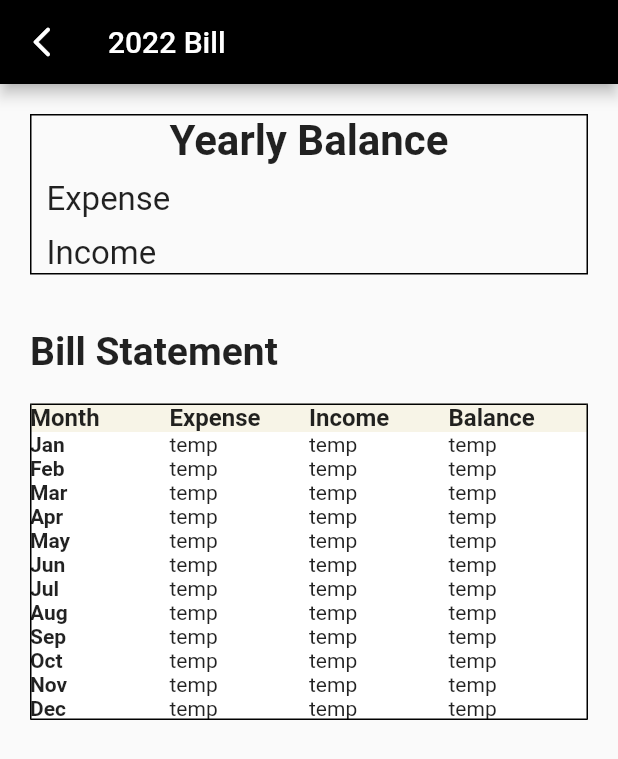
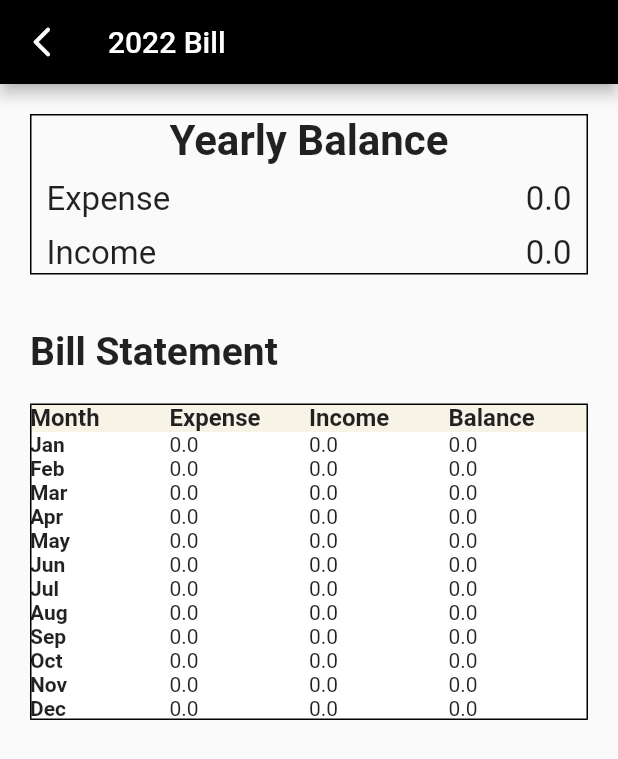
Before and after one commit to Zixuan01/CS184, a Flutter app: the BillPage screen opened by its route, on a phone screen of 412 x 824 dp. Shown: the top 759 px of the screen. Run offline on Flutter 3.47's test engine with Material 2 defaults, Android fonts, the phone set to English and light mode, and no system bars; our stand-ins replace firebase_auth, firebase_core, firebase_database, get; accounts and stored records are empty.

Commit message:
bill page finished

```diff
--- a/cs184/lib/bill_page/bill_page.dart
+++ b/cs184/lib/bill_page/bill_page.dart
@@ -1,5 +1,7 @@
 // ignore_for_file: prefer_const_constructors, prefer_const_literals_to_create_immutables
-
+import 'package:cs184/save_page/save_customize.dart';
+import 'package:firebase_auth/firebase_auth.dart';
+import 'package:firebase_database/firebase_database.dart';
 import 'package:flutter/material.dart';
 import 'package:intl/intl.dart';
 
@@ -10,6 +12,15 @@ class BillPage extends StatefulWidget {
 }
 
 class _BillPageState extends State<BillPage> {
+  DatabaseReference id = FirebaseDatabase.instance
+      .ref('id/${FirebaseAuth.instance.currentUser!.uid}/transaction');
+  static double yearly_expense = 0;
+  static double yearly_income = 0;
+  bool flag = false;
+  static List<double> exp_month = [0, 0, 0, 0, 0, 0, 0, 0, 0, 0, 0, 0];
+  static List<double> inc_month = [0, 0, 0, 0, 0, 0, 0, 0, 0, 0, 0, 0];
+  static List<double> bal_month = [0, 0, 0, 0, 0, 0, 0, 0, 0, 0, 0, 0];
+
   int _selected_index = 0;
   static const option_style = TextStyle(
     fontSize: 30,
@@ -20,6 +31,42 @@ class _BillPageState extends State<BillPage> {
     setState(() {
       _selected_index = index;
     });
+  }
+
+  void tmp_bill() async {
+    var data = await id.orderByKey().get();
+    var map = data.value as Map;
+
+    for (var i = 0; i < map.length; i++) {
+      if (map.values.elementAt(i)["date"].substring(0, 4) == "2022") {
+        if (map.values.elementAt(i)["amount"] > 0) {
+          double a = double.parse(map.values.elementAt(i)["amount"].toString());
+          yearly_income += a;
+          int m = int.parse(map.values.elementAt(i)["date"].substring(5, 7));
+          inc_month[m - 1] += a;
+        } else {
+          double b = double.parse(map.values.elementAt(i)["amount"].toString());
+          yearly_expense += b;
+          int m = int.parse(map.values.elementAt(i)["date"].substring(5, 7));
+          exp_month[m - 1] += b;
+        }
+      }
+      print("???");
+      print(map);
+    }
+
+    flag = true;
+    setState(() {});
+  }
+
+  @override
+  void initState() {
+    yearly_expense = 0;
+    yearly_income = 0;
+
+    tmp_bill();
+
+    super.initState();
   }
 
   @override
@@ -62,24 +109,34 @@ class _BillPageState extends State<BillPage> {
                         Padding(
                           padding: const EdgeInsets.symmetric(vertical: 10.0),
                           child: Row(
-                            children: const [
+                            mainAxisAlignment: MainAxisAlignment.spaceBetween,
+                            children: [
                               Text(
                                 "Expense",
                                 style: TextStyle(
                                   fontSize: 22,
                                 ),
-                              )
+                              ),
+                              Text(yearly_expense.toString(),
+                                  style: TextStyle(
+                                    fontSize: 22,
+                                  )),
                             ],
                           ),
                         ),
                         Row(
-                          children: const [
+                          mainAxisAlignment: MainAxisAlignment.spaceBetween,
+                          children: [
                             Text(
                               "Income",
                               style: TextStyle(
                                 fontSize: 22,
                               ),
                             ),
+                            Text(yearly_income.toString(),
+                                style: TextStyle(
+                                  fontSize: 22,
+                                )),
                           ],
                         )
                       ],
@@ -140,108 +197,108 @@ class _BillPageState extends State<BillPage> {
                           "Jan",
                           style: TextStyle(fontWeight: FontWeight.bold),
                         ),
-                        Text("temp"),
-                        Text("temp"),
-                        Text("temp"),
+                        Text(exp_month[0].toString()),
+                        Text(inc_month[0].toString()),
+                        Text((exp_month[0] + inc_month[0]).toString()),
                       ]),
                       TableRow(children: [
                         Text(
                           "Feb",
                           style: TextStyle(fontWeight: FontWeight.bold),
                         ),
-                        Text("temp"),
-                        Text("temp"),
-                        Text("temp"),
+                        Text(exp_month[1].toString()),
+                        Text(inc_month[1].toString()),
+                        Text((exp_month[1] + inc_month[0]).toString()),
                       ]),
                       TableRow(children: [
                         Text(
                           "Mar",
                           style: TextStyle(fontWeight: FontWeight.bold),
                         ),
-                        Text("temp"),
-                        Text("temp"),
-                        Text("temp"),
+                        Text(exp_month[2].toString()),
+                        Text(inc_month[2].toString()),
+                        Text((exp_month[2] + inc_month[0]).toString()),
                       ]),
                       TableRow(children: [
                         Text(
                           "Apr",
                           style: TextStyle(fontWeight: FontWeight.bold),
                         ),
-                        Text("temp"),
-                        Text("temp"),
-                        Text("temp"),
+                        Text(exp_month[3].toString()),
+                        Text(inc_month[3].toString()),
+                        Text((exp_month[3] + inc_month[0]).toString()),
                       ]),
                       TableRow(children: [
                         Text(
                           "May",
                           style: TextStyle(fontWeight: FontWeight.bold),
                         ),
-                        Text("temp"),
-                        Text("temp"),
-                        Text("temp"),
+                        Text(exp_month[4].toString()),
+                        Text(inc_month[4].toString()),
+                        Text((exp_month[4] + inc_month[0]).toString()),
                       ]),
                       TableRow(children: [
                         Text(
                           "Jun",
                           style: TextStyle(fontWeight: FontWeight.bold),
                         ),
-                        Text("temp"),
-                        Text("temp"),
-                        Text("temp"),
+                        Text(exp_month[5].toString()),
+                        Text(inc_month[5].toString()),
+                        Text((exp_month[5] + inc_month[0]).toString()),
                       ]),
                       TableRow(children: [
                         Text(
                           "Jul",
                           style: TextStyle(fontWeight: FontWeight.bold),
                         ),
-                        Text("temp"),
-                        Text("temp"),
-                        Text("temp"),
+                        Text(exp_month[6].toString()),
+                        Text(inc_month[6].toString()),
+                        Text((exp_month[6] + inc_month[0]).toString()),
                       ]),
                       TableRow(children: [
                         Text(
                           "Aug",
                           style: TextStyle(fontWeight: FontWeight.bold),
                         ),
-                        Text("temp"),
-                        Text("temp"),
-                        Text("temp"),
+                        Text(exp_month[7].toString()),
+                        Text(inc_month[7].toString()),
+                        Text((exp_month[7] + inc_month[0]).toString()),
                       ]),
                       TableRow(children: [
                         Text(
                           "Sep",
                           style: TextStyle(fontWeight: FontWeight.bold),
                         ),
-                        Text("temp"),
-                        Text("temp"),
-                        Text("temp"),
+                        Text(exp_month[8].toString()),
+                        Text(inc_month[8].toString()),
+                        Text((exp_month[8] + inc_month[0]).toString()),
                       ]),
                       TableRow(children: [
                         Text(
                           "Oct",
                           style: TextStyle(fontWeight: FontWeight.bold),
                         ),
-                        Text("temp"),
-                        Text("temp"),
-                        Text("temp"),
+                        Text(exp_month[9].toString()),
+                        Text(inc_month[9].toString()),
+                        Text((exp_month[9] + inc_month[0]).toString()),
                       ]),
                       TableRow(children: [
                         Text(
                           "Nov",
                           style: TextStyle(fontWeight: FontWeight.bold),
                         ),
-                        Text("temp"),
-                        Text("temp"),
-                        Text("temp"),
+                        Text(exp_month[10].toString()),
+                        Text(inc_month[10].toString()),
+                        Text((exp_month[10] + inc_month[0]).toString()),
                       ]),
                       TableRow(children: [
                         Text(
                           "Dec",
                           style: TextStyle(fontWeight: FontWeight.bold),
                         ),
-                        Text("temp"),
-                        Text("temp"),
-                        Text("temp"),
+                        Text(exp_month[11].toString()),
+                        Text(inc_month[11].toString()),
+                        Text((exp_month[11] + inc_month[0]).toString()),
                       ]),
                     ],
                   ),
```
